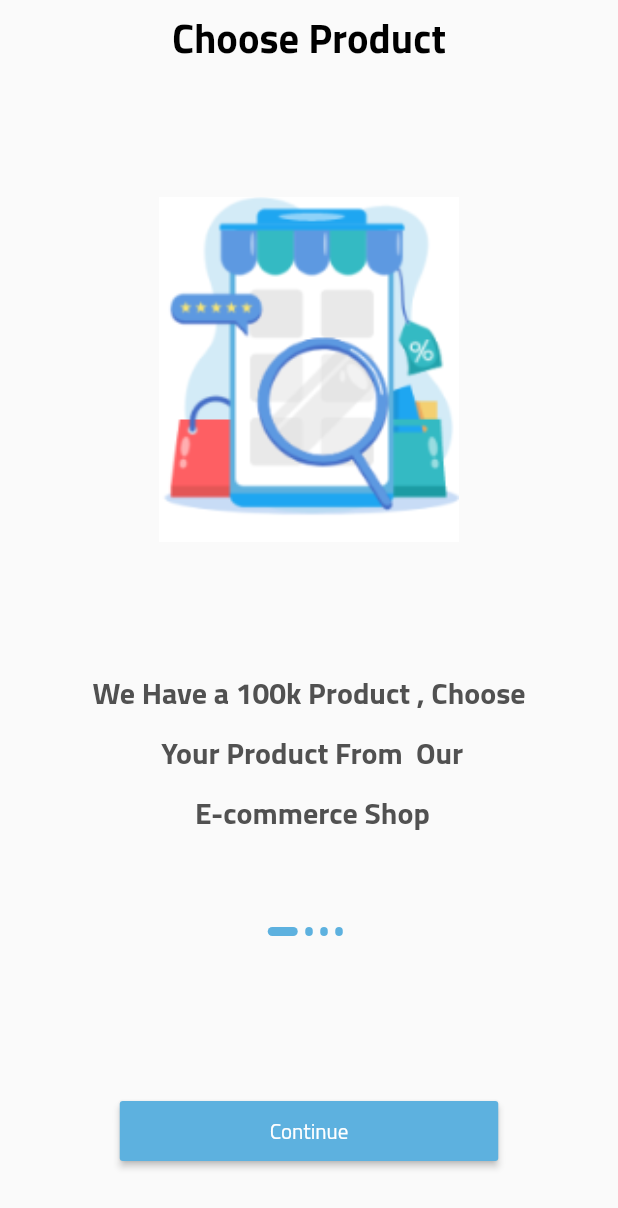
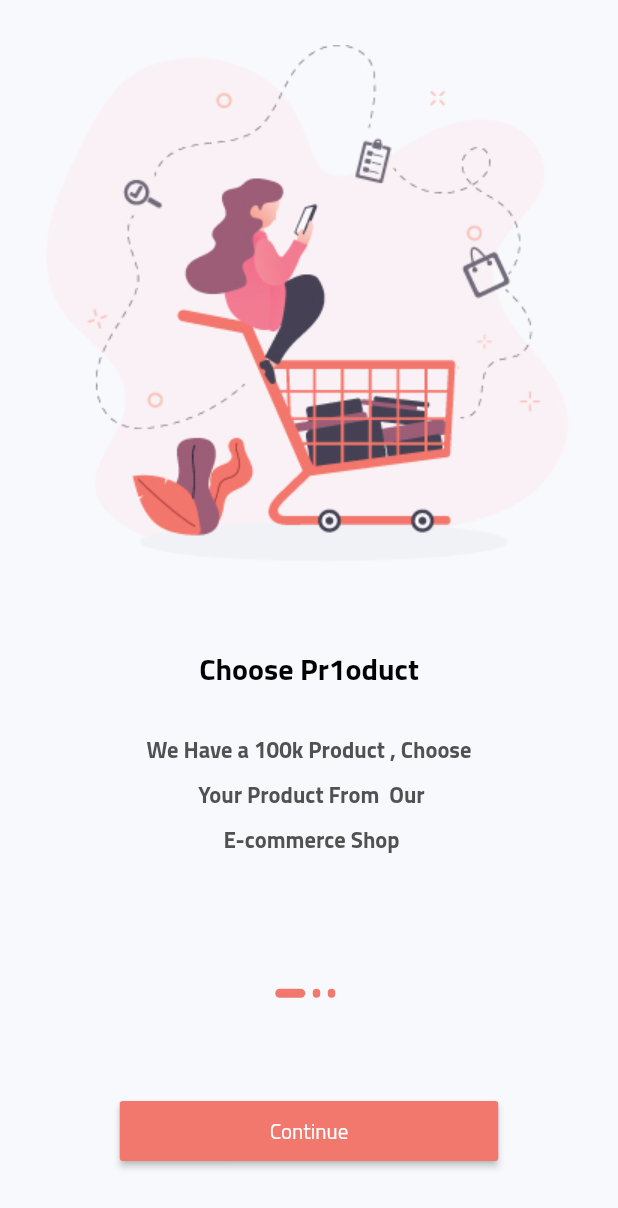
Before and after one commit to thekasho/storeapp, a Flutter app: the screen it shows after launch, on a phone screen of 412 x 824 dp. Shown: the top 1208 px of the screen. Run offline on Flutter 3.47's test engine with Material 2 defaults, Android fonts, the phone set to English and light mode, and no system bars; our stand-ins replace get; project files that could hold a hidden picture were left out.

```diff
--- a/lib/core/constant/colors.dart
+++ b/lib/core/constant/colors.dart
@@ -3,5 +3,7 @@ import 'package:flutter/material.dart';
 class AppColor {
   static const Color grey = Color(0xff515151);
   static const Color black = Color(0xff000000);
-  static const Color primaryColor = Color(0xff5db1df);
+  // static const Color primaryColor = Color(0xff5db1df);
+  static const Color backgroundcolor = Color(0xfff8f9fd);
+  static const Color primaryColor = Color(0xfff2786d);
 }
--- a/lib/core/constant/imageasset.dart
+++ b/lib/core/constant/imageasset.dart
@@ -1,8 +1,8 @@
 class AppImageAsset {
   static const rootImages = "assets/images";
 
-  static const String onBoardingImageOne   = "$rootImages/onboardingone.PNG";
-  static const String onBoardingImageTwo   = "$rootImages/onboardingtwo.PNG";
-  static const String onBoardingImageThree = "$rootImages/onboardingthree.PNG";
-  static const String onBoardingImageFour  = "$rootImages/onboardingfour.PNG";
+  static const String onBoardingImageOne   = "$rootImages/one.PNG";
+  static const String onBoardingImageTwo   = "$rootImages/two.PNG";
+  static const String onBoardingImageThree = "$rootImages/three.PNG";
+  // static const String onBoardingImageFour  = "$rootImages/onboardingfour.PNG";
 }
--- a/lib/data/datasource/static/static.dart
+++ b/lib/data/datasource/static/static.dart
@@ -3,7 +3,7 @@ import '../../model/onboardingmodel.dart';
 
 List<OnBoardingModel> onBoardingList = [
   OnBoardingModel(
-      title: "Choose Product",
+      title: "Choose Pr1oduct",
       body:
       "We Have a 100k Product , Choose \n Your Product From  Our \n E-commerce Shop",
       image: AppImageAsset.onBoardingImageOne),
@@ -17,9 +17,9 @@ List<OnBoardingModel> onBoardingList = [
       body:
       "We Have a 100k Product , Choose \n Your Product From Our E-commerce Shop",
       image: AppImageAsset.onBoardingImageThree),
-  OnBoardingModel(
-      title: "Fast Delivery",
-      body:
-      "We Have a 100k Product , Choose \n Your Product From Our E-commerce Shop",
-      image: AppImageAsset.onBoardingImageFour),
+  // OnBoardingModel(
+  //     title: "Fast Delivery",
+  //     body:
+  //     "We Have a 100k Product , Choose \n Your Product From Our E-commerce Shop",
+  //     image: AppImageAsset.onBoardingImageFour),
 ];
--- a/lib/main.dart
+++ b/lib/main.dart
@@ -19,8 +19,8 @@ class MyApp extends StatelessWidget {
       theme: ThemeData(
         fontFamily: "Cairo",
         textTheme: const TextTheme(
-          displayLarge: TextStyle(fontWeight: FontWeight.bold, fontSize: 27.0, color: AppColor.black),
-          bodyLarge: TextStyle(height: 2, color: AppColor.grey, fontWeight: FontWeight.bold, fontSize: 20.0,),
+          displayLarge: TextStyle(fontWeight: FontWeight.bold, fontSize: 20.0, color: AppColor.black),
+          bodyLarge: TextStyle(height: 2, color: AppColor.grey, fontWeight: FontWeight.bold, fontSize: 15.0,),
         ),
         primaryColor: Colors.blue,
       ),
--- a/lib/veiw/screen/onboarding.dart
+++ b/lib/veiw/screen/onboarding.dart
@@ -1,6 +1,7 @@
 import 'package:flutter/material.dart';
 import 'package:get/get.dart';
 import 'package:storefull/controller/onboarding_controller.dart';
+import '../../core/constant/colors.dart';
 import '../widget/onboarding/custombutton.dart';
 import '../widget/onboarding/customslider.dart';
 import '../widget/onboarding/dotcontroller.dart';
@@ -14,11 +15,12 @@ class OnBoarding extends StatelessWidget {
     Get.put(OnBoardingControllerImp());
 
     return const Scaffold(
+      backgroundColor: AppColor.backgroundcolor,
       body: SafeArea(
         child: Column(
           children: [
             Expanded(
-              flex: 3,
+              flex: 4,
               child: CustomSliderOnBoardin(),
             ),
             Expanded(
--- a/lib/veiw/widget/onboarding/customslider.dart
+++ b/lib/veiw/widget/onboarding/customslider.dart
@@ -18,18 +18,19 @@ class CustomSliderOnBoardin extends GetView<OnBoardingControllerImp> {
       itemCount: onBoardingList.length,
       itemBuilder: (context, i) => Column(
         children: [
+          const SizedBox(height: 30),
+          Image.asset(
+            AppImageAsset.onBoardingImageOne,
+            // width: 200,
+            // height: 230,
+            // fit: BoxFit.fill,
+          ),
+          const SizedBox(height: 50),
           Text(
             onBoardingList[i].title!,
             style: Theme.of(context).textTheme.displayLarge,
           ),
-          const SizedBox(height: 80),
-          Image.asset(
-            AppImageAsset.onBoardingImageOne,
-            width: 200,
-            height: 230,
-            fit: BoxFit.fill,
-          ),
-          const SizedBox(height: 80),
+          const SizedBox(height: 20),
           Container(
             width: double.infinity,
             alignment: Alignment.center,
```
Also changed, not shown: assets/images/one.PNG (added), assets/images/three.PNG (added), assets/images/two.PNG (added).
